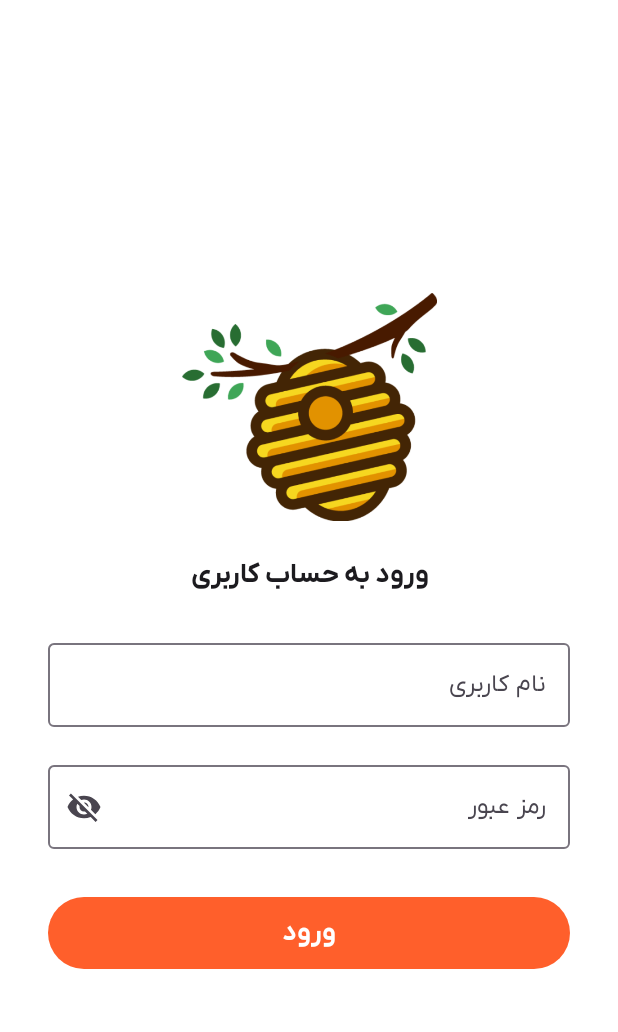
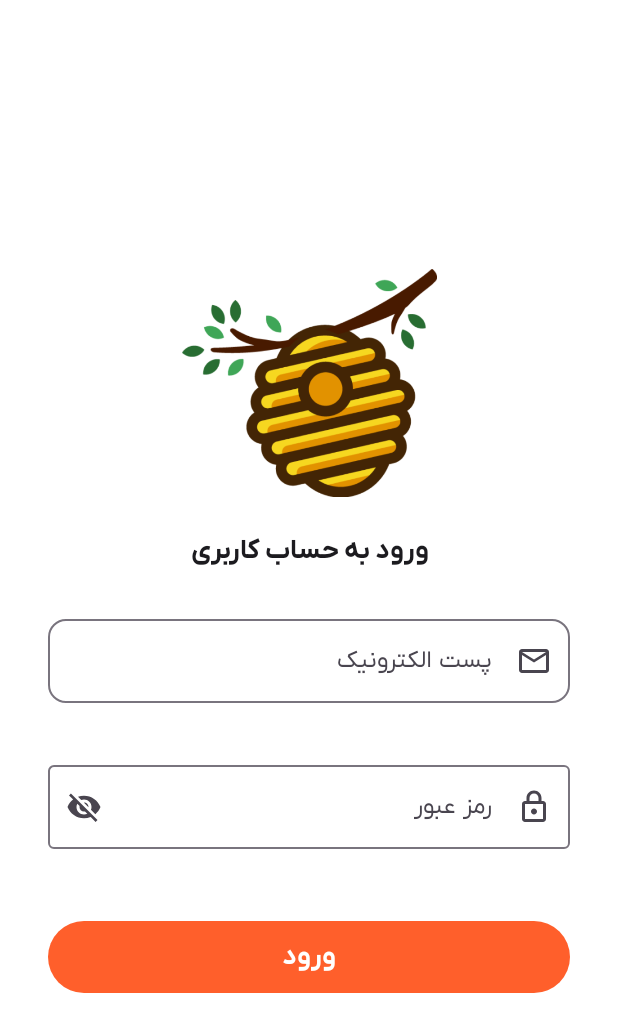
Before and after one commit to Fateme-Aghababaei/ToDoListApp, an Android app built with Jetpack Compose: the screen it shows after launch (MainActivity), on a phone screen of 412 x 824 dp. Shown: the top 1032 px of the screen. Run offline under Robolectric (Android 15) with nearby library versions, the light colour scheme and no system bars.

Commit message:
text fields edited

```diff
--- a/TodolistApp/app/build.gradle.kts
+++ b/TodolistApp/app/build.gradle.kts
@@ -79,4 +79,8 @@ dependencies {
 
     implementation("androidx.compose.material:material-icons-extended:1.6.7")
 
+    // MVVM
+    val lifecycle_version = "2.7.0"
+    implementation("androidx.lifecycle:lifecycle-viewmodel-compose:$lifecycle_version")
+
 }
--- a/TodolistApp/app/src/main/java/com/example/todolist/screens/LoginScreen.kt
+++ b/TodolistApp/app/src/main/java/com/example/todolist/screens/LoginScreen.kt
@@ -11,13 +11,15 @@ import androidx.compose.foundation.layout.height
 import androidx.compose.foundation.layout.padding
 import androidx.compose.foundation.layout.size
 import androidx.compose.foundation.lazy.LazyColumn
-import androidx.compose.foundation.lazy.items
-import androidx.compose.foundation.rememberScrollState
+import androidx.compose.foundation.shape.RoundedCornerShape
+import androidx.compose.foundation.text.KeyboardActions
 import androidx.compose.foundation.text.KeyboardOptions
-import androidx.compose.foundation.verticalScroll
 import androidx.compose.material.icons.Icons
+import androidx.compose.material.icons.filled.Mail
 import androidx.compose.material.icons.filled.Visibility
 import androidx.compose.material.icons.filled.VisibilityOff
+import androidx.compose.material.icons.outlined.Lock
+import androidx.compose.material.icons.outlined.Mail
 import androidx.compose.material3.Button
 import androidx.compose.material3.ButtonDefaults
 import androidx.compose.material3.Icon
@@ -44,14 +46,18 @@ import androidx.compose.ui.text.style.TextDirection
 import androidx.compose.ui.tooling.preview.Preview
 import androidx.compose.ui.unit.LayoutDirection
 import androidx.compose.ui.unit.dp
+import androidx.core.util.PatternsCompat
 import com.example.todolist.R
 import com.example.todolist.ui.theme.ToDoListTheme
 
 @Composable
 fun LoginScreen(modifier: Modifier = Modifier) {
-    var username by remember { mutableStateOf("") }
+    var email by remember { mutableStateOf("") }
+    var isEmailRequiredError by remember { mutableStateOf(false) }
+
     var password by remember { mutableStateOf("") }
     var passwordVisible by rememberSaveable { mutableStateOf(false) }
+    var isPasswordRequiredError by remember {  mutableStateOf(false) }
 
     CompositionLocalProvider(LocalLayoutDirection provides LayoutDirection.Rtl) {
         LazyColumn(
@@ -84,24 +90,58 @@ fun LoginScreen(modifier: Modifier = Modifier) {
             item {
                 Column (modifier = Modifier.padding(16.dp)) {
                     OutlinedTextField(
-                        value = username,
-                        onValueChange = { username = it },
-                        label = { Text("نام کاربری") },
+                        value = email,
+                        onValueChange = {
+                            email = it
+                            isEmailRequiredError = false // Reset the required error when the user starts typing again
+                        },
+                        label = { Text("پست الکترونیک") },
                         singleLine = true,
-                        modifier = Modifier.padding(16.dp, 8.dp).fillMaxWidth(),
-                        textStyle = TextStyle(textDirection = TextDirection.ContentOrLtr)
+                        modifier = Modifier
+                            .padding(16.dp, 8.dp)
+                            .fillMaxWidth(),
+                        textStyle = TextStyle(textDirection = TextDirection.ContentOrLtr),
+                        leadingIcon = {
+                            Icon(imageVector = Icons.Outlined.Mail, contentDescription = "Mail")
+                        },
+                        shape = RoundedCornerShape(12.dp),
+                        supportingText = {
+                            if (!PatternsCompat.EMAIL_ADDRESS.matcher(email).matches() && email != "") {
+                                Text(text = "پست الکترونیک نادرست است.")
+                            }
+                            else if (isEmailRequiredError) {
+                                Text(text = "پست الکترونیک اجباری است.")
+                            }
+                        },
+                        isError = (!PatternsCompat.EMAIL_ADDRESS.matcher(email).matches() && email != "") || isEmailRequiredError,
+                        keyboardOptions = KeyboardOptions(keyboardType = KeyboardType.Email),
+                        keyboardActions = KeyboardActions(
+                            onDone = {
+                                if (email.isEmpty()) {
+                                    isEmailRequiredError = true
+                                }
+                            }
+                        )
                     )
 
 
                     OutlinedTextField(
                         value = password,
-                        onValueChange = { password = it },
+                        onValueChange = {
+                            password = it
+                            isPasswordRequiredError = false // Reset the required error when the user starts typing again
+                        },
                         label = { Text("رمز عبور") },
                         singleLine = true,
-                        modifier = Modifier.padding(16.dp, 8.dp).fillMaxWidth(),
+                        modifier = Modifier
+                            .padding(16.dp, 8.dp)
+                            .fillMaxWidth(),
                         textStyle = TextStyle(textDirection = TextDirection.ContentOrLtr),
                         visualTransformation = if (passwordVisible) VisualTransformation.None else PasswordVisualTransformation(),
                         keyboardOptions = KeyboardOptions(keyboardType = KeyboardType.Password),
+                        leadingIcon = {
+                            Icon(imageVector = Icons.Outlined.Lock, contentDescription = "Password")
+                        },
                         trailingIcon = {
                             val image = if (passwordVisible)
                                 Icons.Filled.Visibility
@@ -113,7 +153,20 @@ fun LoginScreen(modifier: Modifier = Modifier) {
                             IconButton(onClick = {passwordVisible = !passwordVisible}){
                                 Icon(imageVector  = image, description)
                             }
-                        }
+                        },
+                        keyboardActions = KeyboardActions(
+                            onDone = {
+                                if (password.isEmpty()) {
+                                    isPasswordRequiredError = true
+                                }
+                            }
+                        ),
+                        supportingText = {
+                            if (isPasswordRequiredError) {
+                                Text(text = "رمز عبور اجباری است.")
+                            }
+                        },
+                        isError = isPasswordRequiredError,
                     )
                 }
             }
```
Also changed, not shown: TodolistApp/app/src/main/java/com/example/todolist/screens/HomeScreen.kt (added, +12 -0 lines), TodolistApp/app/src/main/java/com/example/todolist/viewModel/TaskViewModel.kt (added, +8 -0 lines).
